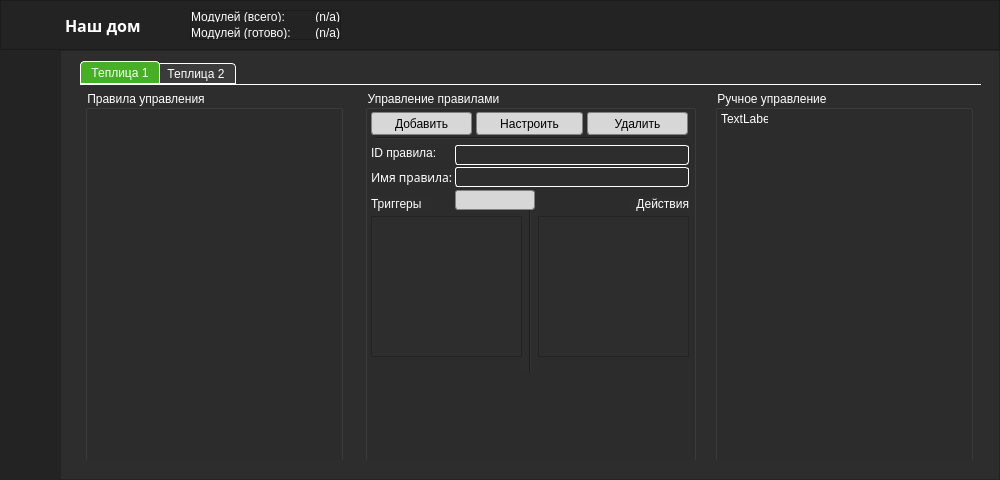
The window that ui.ui (StarterCraft/Hyrex_AsQamm) describes before a commit, drawn with Qt 5.
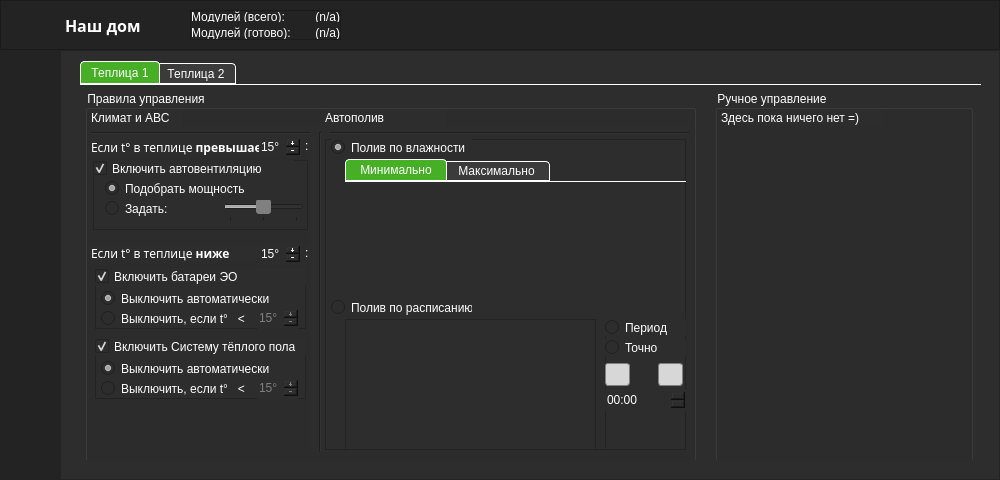
The same window after the commit. The open tabs and pages were chosen to show the change. Icons and pictures are not drawn.

Commit message: Функция доступа к управлению правилами работы теплиц; Изменение работы системы пользователей в целях защиты конфинценциальности пользователей; Исправлена ошибка невозможности запуска приложения в случае отсутствия необходимых директорий; Добавлен временный профиль разработчика

```diff
--- a/ui.ui
+++ b/ui.ui
@@ -530,7 +530,9 @@
           <item>
            <widget class="QStackedWidget" name="stack">
             <property name="styleSheet">
-             <string notr="true">QGroupBox { font: 63 10pt &quot;Segoe UI Semibold&quot;; }
+             <string notr="true">QRadioButton { font: 9pt &quot;Segoe UI Semilight&quot; ; }
+
+QGroupBox { font: 63 10pt &quot;Segoe UI Semibold&quot;; }
 
 QCheckBox, QLabel { font: 9pt &quot;Segoe UI Semilight&quot;; }
 QCheckBox:disabled { color: gray; }
@@ -572,6 +574,9 @@
 	font: 63 9pt &quot;Segoe UI Semibold&quot;;
 }
 
+QTabBar::tab:disabled { background-color: gray; }
+QTabBar::tab:active:disabled { background-color: grey; }
+
 QTabBar::tab:hover {
 	background-color: rgb(47, 105, 23);
 	color: rgb(248, 248, 248);
@@ -612,6 +617,9 @@
     border-radius: 3px;
 }
 
+QSlider::handle:horizontal:hover { background-color: rgb(45, 102, 23); }
+QSlider::handle:horizontal:disabled { background-color: grey; }
+
  QScrollBar:vertical
  {
      background-color: #2A2929;
@@ -685,6 +693,22 @@
  }
 
 
+QSpinBox { border: none; font: 9pt &quot;Segoe UI&quot;; }
+QSpinBox:hover { border: 1px green sunken; }
+QSpinBox:disabled { color: grey; }
+
+QSpinBox::up-button { color: white; }
+QSpinBox::down-button { color: white; }
+
+
+QTimeEdit { border: none; font: 9pt &quot;Segoe UI&quot;; }
+QTimeEdit:hover { border: 1px green sunken; }
+QTimeEdit:disabled { color: grey; }
+
+QTimeEdit::up-button { color: white; }
+QTimeEdit::down-button { color: white; }
+
+
 QComboBox {
 	color: black;
     border: 1px solid gray;
@@ -1722,281 +1746,736 @@
                     <rect>
                      <x>3</x>
                      <y>3</y>
-                     <width>258</width>
+                     <width>611</width>
                      <height>371</height>
                     </rect>
                    </property>
                    <property name="title">
                     <string>Правила управления</string>
                    </property>
-                  </widget>
-                  <widget class="QGroupBox" name="box_PtsManualControl_1">
-                   <property name="geometry">
-                    <rect>
-                     <x>633</x>
-                     <y>3</y>
-                     <width>258</width>
-                     <height>371</height>
-                    </rect>
-                   </property>
-                   <property name="title">
-                    <string>Ручное управление</string>
-                   </property>
-                   <widget class="QLabel" name="label">
+                   <widget class="QLabel" name="lbl_ReadOnly38">
                     <property name="geometry">
                      <rect>
                       <x>6</x>
-                      <y>22</y>
-                      <width>47</width>
-                      <height>13</height>
-                     </rect>
-                    </property>
-                    <property name="text">
-                     <string>TextLabel</string>
-                    </property>
-                   </widget>
-                  </widget>
-                  <widget class="QGroupBox" name="box_PtsRuleCfg_1">
-                   <property name="geometry">
-                    <rect>
-                     <x>283</x>
-                     <y>3</y>
-                     <width>331</width>
-                     <height>371</height>
-                    </rect>
-                   </property>
-                   <property name="title">
-                    <string>Управление правилами</string>
-                   </property>
-                   <widget class="QLabel" name="label_2">
-                    <property name="geometry">
-                     <rect>
-                      <x>6</x>
-                      <y>79</y>
+                      <y>20</y>
                       <width>91</width>
                       <height>16</height>
                      </rect>
                     </property>
+                    <property name="styleSheet">
+                     <string notr="true">font: 63 10pt &quot;Segoe UI Semibold&quot;;</string>
+                    </property>
+                    <property name="text">
+                     <string>Климат и АВС</string>
+                    </property>
+                   </widget>
+                   <widget class="QLabel" name="lbl_ReadOnly35">
+                    <property name="geometry">
+                     <rect>
+                      <x>6</x>
+                      <y>49</y>
+                      <width>171</width>
+                      <height>16</height>
+                     </rect>
+                    </property>
                     <property name="font">
                      <font>
-                      <family>Segoe UI Semibold</family>
+                      <family>Segoe UI Semilight</family>
                       <pointsize>9</pointsize>
-                      <weight>7</weight>
+                      <weight>50</weight>
                       <italic>false</italic>
                       <bold>false</bold>
                      </font>
                     </property>
                     <property name="styleSheet">
-                     <string notr="true">font: 63 9pt &quot;Segoe UI Semibold&quot;;</string>
+                     <string notr="true">font: 9pt &quot;Segoe UI Semilight&quot;;</string>
                     </property>
                     <property name="text">
-                     <string>Имя правила:</string>
+                     <string>&lt;html&gt;&lt;head/&gt;&lt;body&gt;&lt;p&gt;Если t° в теплице &lt;span style=&quot; font-weight:600;&quot;&gt;превышает&lt;/span&gt;&lt;/p&gt;&lt;/body&gt;&lt;/html&gt;</string>
                     </property>
-                   </widget>
-                   <widget class="QLineEdit" name="lineEdit">
-                    <property name="geometry">
-                     <rect>
-                      <x>90</x>
-                      <y>77</y>
-                      <width>234</width>
-                      <height>20</height>
-                     </rect>
+                    <property name="textFormat">
+                     <enum>Qt::RichText</enum>
                     </property>
                    </widget>
-                   <widget class="QLabel" name="label_5">
+                   <widget class="QSpinBox" name="spb_PtsMaxPossibleTemp">
                     <property name="geometry">
                      <rect>
-                      <x>6</x>
-                      <y>106</y>
-                      <width>61</width>
-                      <height>16</height>
+                      <x>174</x>
+                      <y>46</y>
+                      <width>42</width>
+                      <height>22</height>
                      </rect>
                     </property>
-                    <property name="text">
-                     <string>Триггеры</string>
+                    <property name="frame">
+                     <bool>true</bool>
                     </property>
+                    <property name="buttonSymbols">
+                     <enum>QAbstractSpinBox::PlusMinus</enum>
+                    </property>
+                    <property name="suffix">
+                     <string>°</string>
+                    </property>
+                    <property name="minimum">
+                     <number>15</number>
+                    </property>
+                    <property name="maximum">
+                     <number>40</number>
+                    </property>
                    </widget>
-                   <widget class="QLabel" name="label_6">
+                   <widget class="QLabel" name="lbl_ReadOnly37">
                     <property name="geometry">
                      <rect>
-                      <x>263</x>
-                      <y>106</y>
-                      <width>61</width>
+                      <x>220</x>
+                      <y>48</y>
+                      <width>16</width>
                       <height>16</height>
                      </rect>
                     </property>
                     <property name="text">
-                     <string>Действия</string>
-                    </property>
-                    <property name="alignment">
-                     <set>Qt::AlignRight|Qt::AlignTrailing|Qt::AlignVCenter</set>
+                     <string>:</string>
                     </property>
                    </widget>
                    <widget class="Line" name="line_4">
                     <property name="geometry">
                      <rect>
-                      <x>155</x>
-                      <y>101</y>
+                      <x>6</x>
+                      <y>35</y>
+                      <width>598</width>
+                      <height>16</height>
+                     </rect>
+                    </property>
+                    <property name="orientation">
+                     <enum>Qt::Horizontal</enum>
+                    </property>
+                   </widget>
+                   <widget class="QLabel" name="lbl_ReadOnly36">
+                    <property name="geometry">
+                     <rect>
+                      <x>6</x>
+                      <y>155</y>
+                      <width>171</width>
+                      <height>16</height>
+                     </rect>
+                    </property>
+                    <property name="font">
+                     <font>
+                      <family>Segoe UI Semilight</family>
+                      <pointsize>9</pointsize>
+                      <weight>50</weight>
+                      <italic>false</italic>
+                      <bold>false</bold>
+                     </font>
+                    </property>
+                    <property name="styleSheet">
+                     <string notr="true">font: 9pt &quot;Segoe UI Semilight&quot;;</string>
+                    </property>
+                    <property name="text">
+                     <string>&lt;html&gt;&lt;head/&gt;&lt;body&gt;&lt;p&gt;Если t° в теплице &lt;span style=&quot; font-weight:600;&quot;&gt;ниже&lt;/span&gt;&lt;/p&gt;&lt;/body&gt;&lt;/html&gt;</string>
+                    </property>
+                    <property name="textFormat">
+                     <enum>Qt::RichText</enum>
+                    </property>
+                   </widget>
+                   <widget class="QSpinBox" name="spb_PtsMinPossibleTemp">
+                    <property name="geometry">
+                     <rect>
+                      <x>174</x>
+                      <y>153</y>
+                      <width>42</width>
+                      <height>22</height>
+                     </rect>
+                    </property>
+                    <property name="frame">
+                     <bool>true</bool>
+                    </property>
+                    <property name="buttonSymbols">
+                     <enum>QAbstractSpinBox::PlusMinus</enum>
+                    </property>
+                    <property name="suffix">
+                     <string>°</string>
+                    </property>
+                    <property name="minimum">
+                     <number>15</number>
+                    </property>
+                    <property name="maximum">
+                     <number>40</number>
+                    </property>
+                   </widget>
+                   <widget class="QLabel" name="lbl_ReadOnly39">
+                    <property name="geometry">
+                     <rect>
+                      <x>220</x>
+                      <y>155</y>
+                      <width>16</width>
+                      <height>16</height>
+                     </rect>
+                    </property>
+                    <property name="text">
+                     <string>:</string>
+                    </property>
+                   </widget>
+                   <widget class="Line" name="line_5">
+                    <property name="geometry">
+                     <rect>
+                      <x>225</x>
+                      <y>42</y>
                       <width>20</width>
-                      <height>181</height>
+                      <height>320</height>
                      </rect>
                     </property>
                     <property name="orientation">
                      <enum>Qt::Vertical</enum>
                     </property>
                    </widget>
-                   <widget class="QListWidget" name="listWidget">
+                   <widget class="QLabel" name="lbl_ReadOnly40">
                     <property name="geometry">
                      <rect>
-                      <x>6</x>
-                      <y>126</y>
-                      <width>151</width>
-                      <height>141</height>
+                      <x>240</x>
+                      <y>20</y>
+                      <width>121</width>
+                      <height>16</height>
                      </rect>
                     </property>
-                   </widget>
-                   <widget class="QListWidget" name="listWidget_2">
-                    <property name="geometry">
-                     <rect>
-                      <x>173</x>
-                      <y>126</y>
-                      <width>151</width>
-                      <height>141</height>
-                     </rect>
+                    <property name="styleSheet">
+                     <string notr="true">font: 63 10pt &quot;Segoe UI Semibold&quot;;</string>
                     </property>
-                   </widget>
-                   <widget class="Line" name="line_5">
-                    <property name="geometry">
-                     <rect>
-                      <x>10</x>
-                      <y>38</y>
-                      <width>311</width>
-                      <height>20</height>
-                     </rect>
+                    <property name="text">
+                     <string>Автополив</string>
                     </property>
-                    <property name="orientation">
-                     <enum>Qt::Horizontal</enum>
-                    </property>
                    </widget>
-                   <widget class="QLabel" name="label_4">
+                   <widget class="QFrame" name="frame_PtsAutoVentSys">
                     <property name="geometry">
                      <rect>
-                      <x>6</x>
-                      <y>55</y>
-                      <width>81</width>
-                      <height>16</height>
+                      <x>8</x>
+                      <y>70</y>
+                      <width>215</width>
+                      <height>70</height>
                      </rect>
                     </property>
-                    <property name="text">
-                     <string>ID правила:</string>
+                    <property name="frameShape">
+                     <enum>QFrame::StyledPanel</enum>
                     </property>
-                   </widget>
-                   <widget class="QLineEdit" name="lineEdit_2">
-                    <property name="geometry">
-                     <rect>
-                      <x>90</x>
-                      <y>55</y>
-                      <width>234</width>
-                      <height>20</height>
-                     </rect>
+                    <property name="frameShadow">
+                     <enum>QFrame::Raised</enum>
                     </property>
+                    <widget class="QRadioButton" name="rdb_PtsAutoVentSysManualMode">
+                     <property name="geometry">
+                      <rect>
+                       <x>12</x>
+                       <y>40</y>
+                       <width>111</width>
+                       <height>17</height>
+                      </rect>
+                     </property>
+                     <property name="text">
+                      <string>Задать: </string>
+                     </property>
+                    </widget>
+                    <widget class="QCheckBox" name="ckb_PtsAutoVentSysToggle">
+                     <property name="geometry">
+                      <rect>
+                       <x>0</x>
+                       <y>0</y>
+                       <width>201</width>
+                       <height>17</height>
+                      </rect>
+                     </property>
+                     <property name="text">
+                      <string>Включить автовентиляцию</string>
+                     </property>
+                     <property name="checked">
+                      <bool>true</bool>
+                     </property>
+                    </widget>
+                    <widget class="QSlider" name="sld_PtsAutoVentSysManMdSlider">
+                     <property name="enabled">
+                      <bool>false</bool>
+                     </property>
+                     <property name="geometry">
+                      <rect>
+                       <x>130</x>
+                       <y>40</y>
+                       <width>81</width>
+                       <height>22</height>
+                      </rect>
+                     </property>
+                     <property name="maximum">
+                      <number>10</number>
+                     </property>
+                     <property name="pageStep">
+                      <number>2</number>
+                     </property>
+                     <property name="value">
+                      <number>5</number>
+                     </property>
+                     <property name="orientation">
+                      <enum>Qt::Horizontal</enum>
+                     </property>
+                     <property name="tickPosition">
+                      <enum>QSlider::TicksBelow</enum>
+                     </property>
+                     <property name="tickInterval">
+                      <number>5</number>
+                     </property>
+                    </widget>
+                    <widget class="QRadioButton" name="rdb_PtsAutoVentSysAutoMode">
+                     <property name="geometry">
+                      <rect>
+                       <x>12</x>
+                       <y>20</y>
+                       <width>201</width>
+                       <height>17</height>
+                      </rect>
+                     </property>
+                     <property name="text">
+                      <string>Подобрать мощность </string>
+                     </property>
+                     <property name="checked">
+                      <bool>true</bool>
+                     </property>
+                    </widget>
                    </widget>
-                   <widget class="QPushButton" name="pushButton">
+                   <widget class="QFrame" name="frame_PtsMainHeatingSys">
                     <property name="geometry">
                      <rect>
-                      <x>6</x>
-                      <y>22</y>
-                      <width>101</width>
-                      <height>23</height>
+                      <x>10</x>
+                      <y>178</y>
+                      <width>211</width>
+                      <height>61</height>
                      </rect>
                     </property>
-                    <property name="text">
-                     <string>Добавить</string>
+                    <property name="frameShape">
+                     <enum>QFrame::StyledPanel</enum>
                     </property>
-                    <property name="icon">
-                     <iconset resource="resources.qrc">
-                      <normaloff>:/images/plus_ico.png</normaloff>:/images/plus_ico.png</iconset>
+                    <property name="frameShadow">
+                     <enum>QFrame::Raised</enum>
                     </property>
-                    <property name="iconSize">
-                     <size>
-                      <width>12</width>
-                      <height>12</height>
-                     </size>
-                    </property>
+                    <widget class="QSpinBox" name="spb_PtsOffHeatingIfTempHigher">
+                     <property name="enabled">
+                      <bool>false</bool>
+                     </property>
+                     <property name="geometry">
+                      <rect>
+                       <x>162</x>
+                       <y>39</y>
+                       <width>42</width>
+                       <height>22</height>
+                      </rect>
+                     </property>
+                     <property name="styleSheet">
+                      <string notr="true"/>
+                     </property>
+                     <property name="frame">
+                      <bool>true</bool>
+                     </property>
+                     <property name="buttonSymbols">
+                      <enum>QAbstractSpinBox::PlusMinus</enum>
+                     </property>
+                     <property name="suffix">
+                      <string>°</string>
+                     </property>
+                     <property name="minimum">
+                      <number>15</number>
+                     </property>
+                     <property name="maximum">
+                      <number>40</number>
+                     </property>
+                    </widget>
+                    <widget class="QCheckBox" name="ckb_PtsElcHtgSysToggle">
+                     <property name="geometry">
+                      <rect>
+                       <x>0</x>
+                       <y>0</y>
+                       <width>221</width>
+                       <height>17</height>
+                      </rect>
+                     </property>
+                     <property name="text">
+                      <string>Включить батареи ЭО</string>
+                     </property>
+                     <property name="checked">
+                      <bool>true</bool>
+                     </property>
+                    </widget>
+                    <widget class="QRadioButton" name="rdb_PtsOffMainHeatingAuto">
+                     <property name="geometry">
+                      <rect>
+                       <x>6</x>
+                       <y>22</y>
+                       <width>201</width>
+                       <height>17</height>
+                      </rect>
+                     </property>
+                     <property name="text">
+                      <string>Выключить автоматически</string>
+                     </property>
+                     <property name="checked">
+                      <bool>true</bool>
+                     </property>
+                    </widget>
+                    <widget class="QRadioButton" name="rdb_PtsOffMainHeatingManual">
+                     <property name="geometry">
+                      <rect>
+                       <x>6</x>
+                       <y>42</y>
+                       <width>151</width>
+                       <height>17</height>
+                      </rect>
+                     </property>
+                     <property name="sizePolicy">
+                      <sizepolicy hsizetype="MinimumExpanding" vsizetype="Fixed">
+                       <horstretch>0</horstretch>
+                       <verstretch>0</verstretch>
+                      </sizepolicy>
+                     </property>
+                     <property name="text">
+                      <string>Выключить, если t°   &lt;  </string>
+                     </property>
+                    </widget>
                    </widget>
-                   <widget class="QPushButton" name="pushButton_2">
+                   <widget class="QFrame" name="frame_PtsHotfloorSys">
                     <property name="geometry">
                      <rect>
-                      <x>111</x>
-                      <y>22</y>
-                      <width>107</width>
-                      <height>23</height>
+                      <x>10</x>
+                      <y>248</y>
+                      <width>211</width>
+                      <height>61</height>
                      </rect>
                     </property>
-                    <property name="text">
-                     <string>Настроить</string>
+                    <property name="frameShape">
+                     <enum>QFrame::StyledPanel</enum>
                     </property>
-                    <property name="icon">
-                     <iconset resource="resources.qrc">
-                      <normaloff>:/images/more_ico.png</normaloff>:/images/more_ico.png</iconset>
+                    <property name="frameShadow">
+                     <enum>QFrame::Raised</enum>
                     </property>
-                    <property name="iconSize">
-                     <size>
-                      <width>12</width>
-                      <height>12</height>
-                     </size>
-                    </property>
+                    <widget class="QSpinBox" name="spb_PtsOffHeatFlrTempHigher">
+                     <property name="enabled">
+                      <bool>false</bool>
+                     </property>
+                     <property name="geometry">
+                      <rect>
+                       <x>162</x>
+                       <y>39</y>
+                       <width>42</width>
+                       <height>22</height>
+                      </rect>
+                     </property>
+                     <property name="styleSheet">
+                      <string notr="true"/>
+                     </property>
+                     <property name="frame">
+                      <bool>true</bool>
+                     </property>
+                     <property name="buttonSymbols">
+                      <enum>QAbstractSpinBox::PlusMinus</enum>
+                     </property>
+                     <property name="suffix">
+                      <string>°</string>
+                     </property>
+                     <property name="minimum">
+                      <number>15</number>
+                     </property>
+                     <property name="maximum">
+                      <number>40</number>
+                     </property>
+                    </widget>
+                    <widget class="QCheckBox" name="ckb_PtsFlrHtgSysToggle">
+                     <property name="geometry">
+                      <rect>
+                       <x>0</x>
+                       <y>0</y>
+                       <width>221</width>
+                       <height>17</height>
+                      </rect>
+                     </property>
+                     <property name="text">
+                      <string>Включить Систему тёплого пола</string>
+                     </property>
+                     <property name="checked">
+                      <bool>true</bool>
+                     </property>
+                    </widget>
+                    <widget class="QRadioButton" name="rdb_PtsOffHotfloorAuto">
+                     <property name="geometry">
+                      <rect>
+                       <x>6</x>
+                       <y>22</y>
+                       <width>201</width>
+                       <height>17</height>
+                      </rect>
+                     </property>
+                     <property name="text">
+                      <string>Выключить автоматически</string>
+                     </property>
+                     <property name="checked">
+                      <bool>true</bool>
+                     </property>
+                    </widget>
+                    <widget class="QRadioButton" name="rdb_PtsOffHotfloorManual">
+                     <property name="geometry">
+                      <rect>
+                       <x>6</x>
+                       <y>42</y>
+                       <width>151</width>
+                       <height>17</height>
+                      </rect>
+                     </property>
+                     <property name="sizePolicy">
+                      <sizepolicy hsizetype="MinimumExpanding" vsizetype="Fixed">
+                       <horstretch>0</horstretch>
+                       <verstretch>0</verstretch>
+                      </sizepolicy>
+                     </property>
+                     <property name="text">
+                      <string>Выключить, если t°   &lt;  </string>
+                     </property>
+                    </widget>
                    </widget>
-                   <widget class="QPushButton" name="pushButton_3">
+                   <widget class="QFrame" name="frame_PtsWateringSys">
                     <property name="geometry">
                      <rect>
-                      <x>222</x>
-                      <y>22</y>
-                      <width>101</width>
-                      <height>23</height>
+                      <x>240</x>
+                      <y>49</y>
+                      <width>361</width>
+                      <height>311</height>
                      </rect>
                     </property>
-                    <property name="text">
-                     <string>Удалить</string>
+                    <property name="frameShape">
+                     <enum>QFrame::StyledPanel</enum>
                     </property>
-                    <property name="icon">
-                     <iconset resource="resources.qrc">
-                      <normaloff>:/images/minus_ico.png</normaloff>:/images/minus_ico.png</iconset>
+                    <property name="frameShadow">
+                     <enum>QFrame::Raised</enum>
                     </property>
-                    <property name="iconSize">
-                     <size>
-                      <width>12</width>
-                      <height>12</height>
-                     </size>
-                    </property>
+                    <widget class="QTabWidget" name="taw_PtsWateringAutoModeCfg">
+                     <property name="enabled">
+                      <bool>true</bool>
+                     </property>
+                     <property name="geometry">
+                      <rect>
+                       <x>20</x>
+                       <y>20</y>
+                       <width>341</width>
+                       <height>131</height>
+                      </rect>
+                     </property>
+                     <property name="styleSheet">
+                      <string notr="true">QTabBar { font: 10pt &quot;Segoe UI Light&quot;; }
+QTabBar::tab { padding: 2 14 2 14; min-width: 8ex; }</string>
+                     </property>
+                     <property name="currentIndex">
+                      <number>0</number>
+                     </property>
+                     <widget class="QWidget" name="tab_PtsWateringMinMoisLvl_2">
+                      <attribute name="title">
+                       <string>Минимально</string>
+                      </attribute>
+                     </widget>
+                     <widget class="QWidget" name="tab_PtsWateringMaxMoisLvl_2">
+                      <attribute name="title">
+                       <string>Максимальнo</string>
+                      </attribute>
+                     </widget>
+                    </widget>
+                    <widget class="QRadioButton" name="rdb_PtsWateringAutoMode">
+                     <property name="geometry">
+                      <rect>
+                       <x>6</x>
+                       <y>0</y>
+                       <width>141</width>
+                       <height>17</height>
+                      </rect>
+                     </property>
+                     <property name="text">
+                      <string>Полив по влажности</string>
+                     </property>
+                     <property name="checked">
+                      <bool>true</bool>
+                     </property>
+                    </widget>
+                    <widget class="QRadioButton" name="rdb_PtsWateringScheduleMode">
+                     <property name="geometry">
+                      <rect>
+                       <x>6</x>
+                       <y>160</y>
+                       <width>141</width>
+                       <height>17</height>
+                      </rect>
+                     </property>
+                     <property name="text">
+                      <string>Полив по расписанию</string>
+                     </property>
+                     <property name="checked">
+                      <bool>false</bool>
+                     </property>
+                    </widget>
+                    <widget class="QTableWidget" name="tbw_PtsWateringSchedule">
+                     <property name="enabled">
+                      <bool>true</bool>
+                     </property>
+                     <property name="geometry">
+                      <rect>
+                       <x>20</x>
+                       <y>180</y>
+                       <width>251</width>
+                       <height>131</height>
+                      </rect>
+                     </property>
+                    </widget>
+                    <widget class="QFrame" name="frame_PtsWateringSysBtb">
+                     <property name="geometry">
+                      <rect>
+                       <x>280</x>
+                       <y>180</y>
+                       <width>81</width>
+                       <height>131</height>
+                      </rect>
+                     </property>
+                     <property name="frameShape">
+                      <enum>QFrame::StyledPanel</enum>
+                     </property>
+                     <property name="frameShadow">
+                      <enum>QFrame::Raised</enum>
+                     </property>
+                     <widget class="QRadioButton" name="radioButton">
+                      <property name="geometry">
+                       <rect>
+                        <x>0</x>
+                        <y>0</y>
+                        <width>82</width>
+                        <height>17</height>
+                       </rect>
+                      </property>
+                      <property name="text">
+                       <string>Период</string>
+                      </property>
+                     </widget>
+                     <widget class="QRadioButton" name="radioButton_2">
+                      <property name="geometry">
+                       <rect>
+                        <x>0</x>
+                        <y>20</y>
+                        <width>82</width>
+                        <height>17</height>
+                       </rect>
+                      </property>
+                      <property name="text">
+                       <string>Точно</string>
+                      </property>
+                     </widget>
+                     <widget class="QTimeEdit" name="timeEdit">
+                      <property name="geometry">
+                       <rect>
+                        <x>0</x>
+                        <y>70</y>
+                        <width>81</width>
+                        <height>22</height>
+                       </rect>
+                      </property>
+                      <property name="displayFormat">
+                       <string>HH:mm</string>
+                      </property>
+                     </widget>
+                     <widget class="QPushButton" name="btn_PtsWateringSysScheduleAddTag">
+                      <property name="geometry">
+                       <rect>
+                        <x>0</x>
+                        <y>44</y>
+                        <width>25</width>
+                        <height>23</height>
+                       </rect>
+                      </property>
+                      <property name="sizePolicy">
+                       <sizepolicy hsizetype="Minimum" vsizetype="Minimum">
+                        <horstretch>0</horstretch>
+                        <verstretch>0</verstretch>
+                       </sizepolicy>
+                      </property>
+                      <property name="minimumSize">
+                       <size>
+                        <width>25</width>
+                        <height>23</height>
+                       </size>
+                      </property>
+                      <property name="text">
+                       <string/>
+                      </property>
+                      <property name="icon">
+                       <iconset resource="resources.qrc">
+                        <normaloff>:/images/plus_ico.png</normaloff>:/images/plus_ico.png</iconset>
+                      </property>
+                     </widget>
+                     <widget class="QPushButton" name="pushButton_2">
+                      <property name="geometry">
+                       <rect>
+                        <x>53</x>
+                        <y>44</y>
+                        <width>25</width>
+                        <height>23</height>
+                       </rect>
+                      </property>
+                      <property name="sizePolicy">
+                       <sizepolicy hsizetype="Minimum" vsizetype="Minimum">
+                        <horstretch>0</horstretch>
+                        <verstretch>0</verstretch>
+                       </sizepolicy>
+                      </property>
+                      <property name="minimumSize">
+                       <size>
+                        <width>25</width>
+                        <height>23</height>
+                       </size>
+                      </property>
+                      <property name="text">
+                       <string/>
+                      </property>
+                      <property name="icon">
+                       <iconset resource="resources.qrc">
+                        <normaloff>:/images/minus_ico.png</normaloff>:/images/minus_ico.png</iconset>
+                      </property>
+                     </widget>
+                    </widget>
                    </widget>
-                   <widget class="QPushButton" name="pushButton_4">
+                   <zorder>frame_PtsAutoVentSys</zorder>
+                   <zorder>lbl_ReadOnly35</zorder>
+                   <zorder>lbl_ReadOnly37</zorder>
+                   <zorder>line_4</zorder>
+                   <zorder>spb_PtsMaxPossibleTemp</zorder>
+                   <zorder>lbl_ReadOnly38</zorder>
+                   <zorder>lbl_ReadOnly36</zorder>
+                   <zorder>spb_PtsMinPossibleTemp</zorder>
+                   <zorder>lbl_ReadOnly39</zorder>
+                   <zorder>line_5</zorder>
+                   <zorder>lbl_ReadOnly40</zorder>
+                   <zorder>frame_PtsMainHeatingSys</zorder>
+                   <zorder>frame_PtsHotfloorSys</zorder>
+                   <zorder>frame_PtsWateringSys</zorder>
+                  </widget>
+                  <widget class="QGroupBox" name="box_PtsManualControl_1">
+                   <property name="geometry">
+                    <rect>
+                     <x>633</x>
+                     <y>3</y>
+                     <width>258</width>
+                     <height>371</height>
+                    </rect>
+                   </property>
+                   <property name="title">
+                    <string>Ручное управление</string>
+                   </property>
+                   <widget class="QLabel" name="lbl_ReadOnly41">
                     <property name="geometry">
                      <rect>
-                      <x>90</x>
-                      <y>100</y>
-                      <width>80</width>
-                      <height>20</height>
+                      <x>6</x>
+                      <y>20</y>
+                      <width>161</width>
+                      <height>16</height>
                      </rect>
                     </property>
-                    <property name="minimumSize">
-                     <size>
-                      <width>80</width>
-                      <height>0</height>
-                     </size>
+                    <property name="styleSheet">
+                     <string notr="true">font: 63 10pt &quot;Segoe UI Semibold&quot;;</string>
                     </property>
                     <property name="text">
-                     <string/>
-                    </property>
-                    <property name="icon">
-                     <iconset resource="resources.qrc">
-                      <normaloff>:/images/plus_ico.png</normaloff>:/images/plus_ico.png</iconset>
-                    </property>
-                    <property name="iconSize">
-                     <size>
-                      <width>12</width>
-                      <height>12</height>
-                     </size>
+                     <string>Здесь пока ничего нет =)</string>
                     </property>
                    </widget>
                   </widget>
@@ -2005,6 +2484,19 @@
                   <attribute name="title">
                    <string> Теплица 2 </string>
                   </attribute>
+                  <widget class="QLabel" name="label">
+                   <property name="geometry">
+                    <rect>
+                     <x>430</x>
+                     <y>180</y>
+                     <width>47</width>
+                     <height>13</height>
+                    </rect>
+                   </property>
+                   <property name="text">
+                    <string>пусто XD</string>
+                   </property>
+                  </widget>
                  </widget>
                 </widget>
                </item>
```
Left out of the diff: 194 changed lines with no effect on the pictures. The commit also changes 8 other files.
